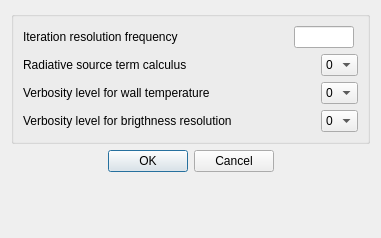
The window that python/code_saturne/gui/case/ThermalRadiationAdvancedDialogForm.ui (code-saturne/code_saturne) describes before a commit, drawn with Qt 5.
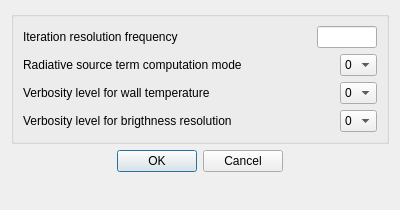
The same window after the commit.

Commit message: GUI: remove radiative source terms modes 0 and 1 (-1 and 2 remain).

Diff of the .ui file:
```diff
--- a/python/code_saturne/gui/case/ThermalRadiationAdvancedDialogForm.ui
+++ b/python/code_saturne/gui/case/ThermalRadiationAdvancedDialogForm.ui
@@ -6,8 +6,8 @@
    <rect>
     <x>0</x>
     <y>0</y>
-    <width>381</width>
-    <height>238</height>
+    <width>400</width>
+    <height>210</height>
    </rect>
   </property>
   <property name="windowTitle">
@@ -71,7 +71,7 @@
          <string>&lt;html&gt;&lt;head/&gt;&lt;body&gt;&lt;p&gt;&lt;span style=&quot; font-size:9pt;&quot;&gt;Indicate the method used to calculate the radiative source term:&lt;/span&gt;&lt;/p&gt;&lt;p&gt;&lt;span style=&quot; font-size:9pt;&quot;&gt;- 0 for a semi-analytic calculation (compulsory with transparent media),&lt;/span&gt;&lt;/p&gt;&lt;p&gt;&lt;span style=&quot; font-size:9pt;&quot;&gt;- 1 for a conservative calculation,&lt;/span&gt;&lt;/p&gt;&lt;p&gt;&lt;span style=&quot; font-size:9pt;&quot;&gt;- 2 for a semi-analytic calculation corrected in order&lt;/span&gt;&lt;/p&gt;&lt;p&gt;&lt;span style=&quot; font-size:9pt;&quot;&gt;to be globally conservative.&lt;/span&gt;&lt;/p&gt;&lt;p&gt;&lt;span style=&quot; font-size:9pt;&quot;&gt;(code_saturne key words: &lt;/span&gt;&lt;span style=&quot; font-size:9pt; font-weight:600;&quot;&gt;IDIVER&lt;/span&gt;&lt;span style=&quot; font-size:9pt;&quot;&gt;)&lt;/span&gt;&lt;/p&gt;&lt;/body&gt;&lt;/html&gt;</string>
         </property>
         <property name="text">
-         <string>Radiative source term calculus</string>
+         <string>Radiative source term computation mode</string>
         </property>
        </widget>
       </item>
```
Left out of the diff: 4 changed lines with no effect on the pictures. The commit also changes 3 other files.
